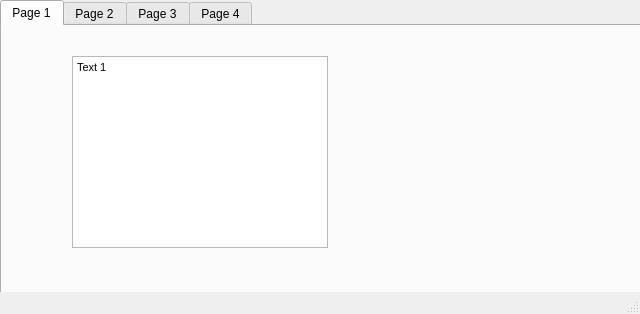
First picture: the form in iCyberPhamplet/mainwindow.ui, repository anthonyaugustine1/iCyber, before the edit.
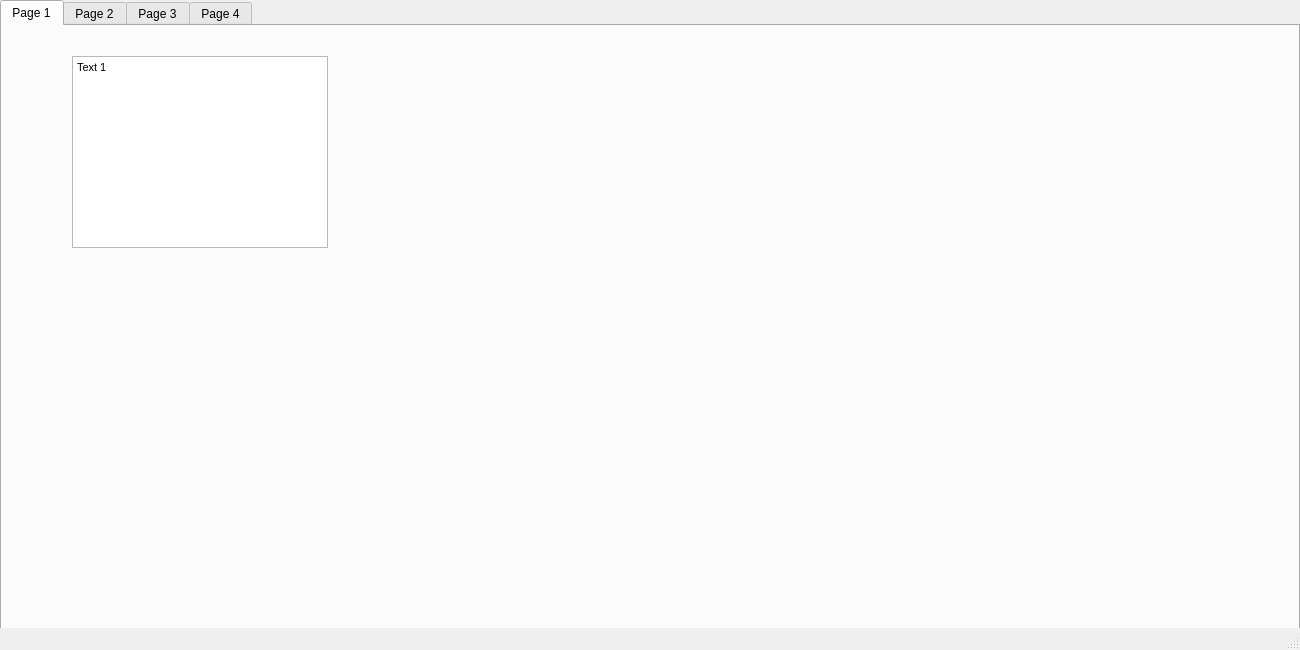
Second picture: the form after the edit. The open tabs and pages were chosen to show the change.

What changed in the file:
```diff
--- a/iCyberPhamplet/mainwindow.ui
+++ b/iCyberPhamplet/mainwindow.ui
@@ -6,8 +6,8 @@
    <rect>
     <x>0</x>
     <y>0</y>
-    <width>640</width>
-    <height>314</height>
+    <width>1300</width>
+    <height>650</height>
    </rect>
   </property>
   <property name="windowTitle">
@@ -19,8 +19,8 @@
      <rect>
       <x>0</x>
       <y>0</y>
-      <width>641</width>
-      <height>311</height>
+      <width>1300</width>
+      <height>650</height>
      </rect>
     </property>
     <property name="currentIndex">
```
Left out of the diff: 2 changed lines with no effect on the pictures.
